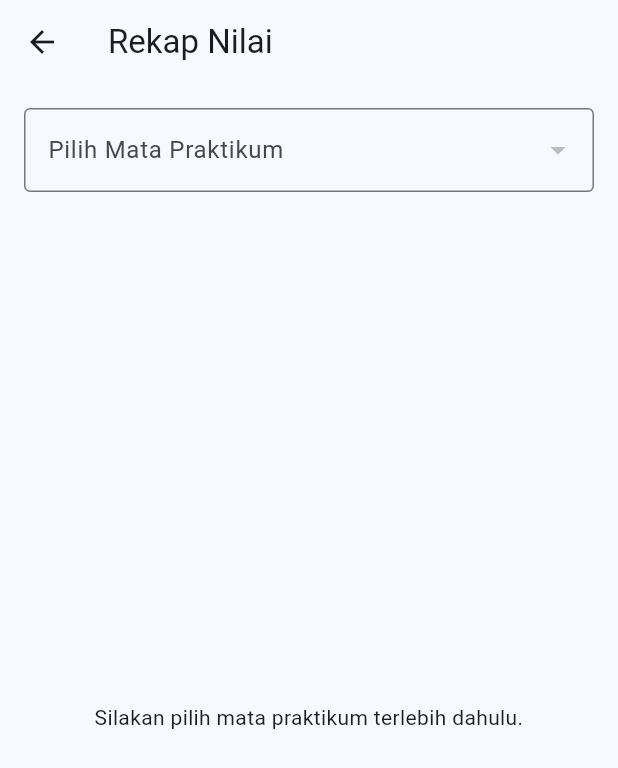
After one commit to gitaantonia/Lab-Mate, a Flutter app: the RekapNilaiScreen screen opened directly, on a phone screen of 412 x 824 dp. The commit adds this screen. Shown: the top 768 px of the screen. Run offline on Flutter 3.47's test engine with Material 3 defaults, Android fonts, the phone set to English and light mode, and no system bars; our stand-ins replace shared_preferences, sqflite, sqflite_common_ffi; accounts and stored records are empty.

Commit message:
Add recap nilai

```diff
--- a/lib/screens/menu_utama.dart
+++ b/lib/screens/menu_utama.dart
@@ -4,6 +4,7 @@ import 'praktikan/praktikan_screen.dart';
 import 'nilai/input_nilai_screen.dart';
 import 'nilai/kelompok_screen.dart';
 import 'nilai/lihat_nilai_screen.dart';
+import 'nilai/rekap_nilai_screen.dart';
 import 'kalkulator_umur_screen.dart';
 import 'konversi_kalender_screen.dart';
 
@@ -47,6 +48,12 @@ List<MenuUtama> getSemuaMenu(String role) {
         deskripsi: 'Lihat dan kelola kelompok praktikum',
         ikon: Icons.group,
         builder: (_) => const KelompokScreen(),
+      ),
+      MenuUtama(
+        judul: 'Rekap Nilai Praktikan',
+        deskripsi: 'Lihat rekap nilai seluruh praktikan berdasarkan mata praktikum',
+        ikon: Icons.table_chart,
+        builder: (_) => const RekapNilaiScreen(),
       ),
       MenuUtama(
         judul: 'Kalkulator Umur',
--- a/lib/screens/nilai/input_nilai_screen.dart
+++ b/lib/screens/nilai/input_nilai_screen.dart
@@ -38,7 +38,6 @@ class _NilaiInputScreenState extends State<NilaiInputScreen> {
     });
 
     try {
-      await dbHelper.tambahDataDummy();
       final data = await dbHelper.getMataPraktikum();
 
       print('DATA MATA PRAKTIKUM: $data');
--- /dev/null
+++ b/lib/screens/nilai/rekap_nilai_screen.dart
@@ -0,0 +1,179 @@
+import 'package:flutter/material.dart';
+import '../../database/database_helper.dart';
+import '../../utils/komputasi_helper.dart';
+
+class RekapNilaiScreen extends StatefulWidget {
+  const RekapNilaiScreen({super.key});
+
+  @override
+  State<RekapNilaiScreen> createState() => _RekapNilaiScreenState();
+}
+
+class _RekapNilaiScreenState extends State<RekapNilaiScreen> {
+  final DBHelper dbHelper = DBHelper.instance;
+
+  List<Map<String, dynamic>> mataPraktikum = [];
+  List<Map<String, dynamic>> praktikan = [];
+
+  int? selectedMataPraktikumId;
+  bool isLoading = false;
+
+  @override
+  void initState() {
+    super.initState();
+    _loadMataPraktikum();
+  }
+
+  Future<void> _loadMataPraktikum() async {
+    final data = await dbHelper.getMataPraktikum();
+
+    if (!mounted) return;
+
+    setState(() {
+      mataPraktikum = data;
+    });
+  }
+
+  Future<void> _loadRekap(int mataPraktikumId) async {
+    setState(() {
+      isLoading = true;
+      praktikan = [];
+    });
+
+    final data =
+        await dbHelper.getPraktikanByMataPraktikum(mataPraktikumId);
+
+    if (!mounted) return;
+
+    setState(() {
+      praktikan = data;
+      isLoading = false;
+    });
+  }
+
+  String _getGrade(double nilai) {
+    if (nilai >= 85) return 'A';
+    if (nilai >= 75) return 'B';
+    if (nilai >= 65) return 'C';
+    if (nilai >= 55) return 'D';
+    return 'E';
+  }
+
+  Future<double> _hitungNilaiAkhir(int praktikanId) async {
+    final data = await dbHelper.getNilaiPraktikan(praktikanId);
+
+    if (data.isEmpty) {
+      return 0.0;
+    }
+
+    return KomputasiHelper.hitungNilaiAkhir(
+      nilaiKomponen: data,
+    );
+  }
+
+  @override
+  Widget build(BuildContext context) {
+    return Scaffold(
+      appBar: AppBar(
+        title: const Text('Rekap Nilai'),
+      ),
+      body: Padding(
+        padding: const EdgeInsets.all(16),
+        child: Column(
+          children: [
+            DropdownButtonFormField<int>(
+              value: selectedMataPraktikumId,
+              decoration: const InputDecoration(
+                labelText: 'Pilih Mata Praktikum',
+                border: OutlineInputBorder(),
+              ),
+              items: mataPraktikum.map((mata) {
+                return DropdownMenuItem<int>(
+                  value: mata['id'] as int,
+                  child: Text(mata['nama'].toString()),
+                );
+              }).toList(),
+              onChanged: (value) {
+                if (value == null) return;
+
+                setState(() {
+                  selectedMataPraktikumId = value;
+                });
+
+                _loadRekap(value);
+              },
+            ),
+
+            const SizedBox(height: 20),
+
+            if (isLoading)
+              const Expanded(
+                child: Center(
+                  child: CircularProgressIndicator(),
+                ),
+              )
+            else if (selectedMataPraktikumId == null)
+              const Expanded(
+                child: Center(
+                  child: Text(
+                    'Silakan pilih mata praktikum terlebih dahulu.',
+                    textAlign: TextAlign.center,
+                  ),
+                ),
+              )
+            else if (praktikan.isEmpty)
+              const Expanded(
+                child: Center(
+                  child: Text(
+                    'Belum ada data praktikan.',
+                  ),
+                ),
+              )
+            else
+              Expanded(
+                child: SingleChildScrollView(
+                  scrollDirection: Axis.horizontal,
+                  child: DataTable(
+                    columns: const [
+                      DataColumn(label: Text('No')),
+                      DataColumn(label: Text('NIM')),
+                      DataColumn(label: Text('Nama')),
+                      DataColumn(label: Text('Nilai Akhir')),
+                      DataColumn(label: Text('Grade')),
+                    ],
+                    rows: praktikan.asMap().entries.map((entry) {
+                      final index = entry.key;
+                      final data = entry.value;
+
+                      final nilaiAkhir =
+                          (data['nilai_akhir'] as num?)?.toDouble() ?? 0.0;
+
+                      return DataRow(
+                        cells: [
+                          DataCell(
+                            Text('${index + 1}'),
+                          ),
+                          DataCell(
+                            Text(data['nim'].toString()),
+                          ),
+                          DataCell(
+                            Text(data['nama'].toString()),
+                          ),
+                          DataCell(
+                            Text(nilaiAkhir.toStringAsFixed(2)),
+                          ),
+                          DataCell(
+                            Text(_getGrade(nilaiAkhir)),
+                          ),
+                        ],
+                      );
+                    }).toList(),
+                  ),
+                ),
+              ),
+          ],
+        ),
+      ),
+    );
+  }
+}
```
